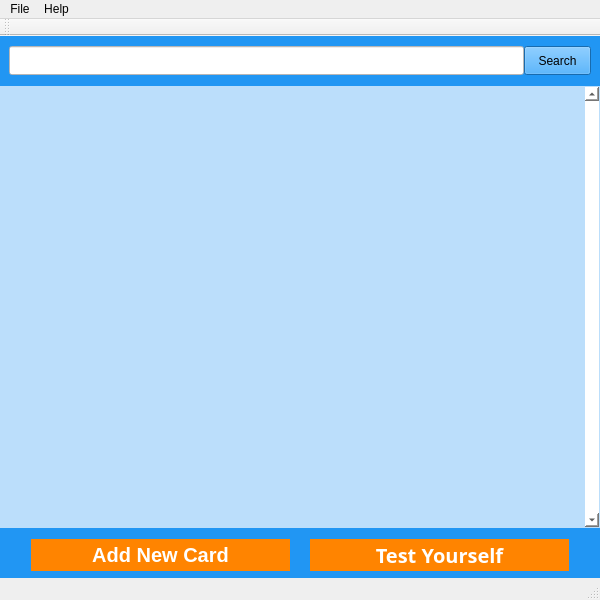
This is Source/mainwindow.ui in duy0503/Flashcards-App-in-Qt as Qt 5 draws it before an edit. The edited form follows.
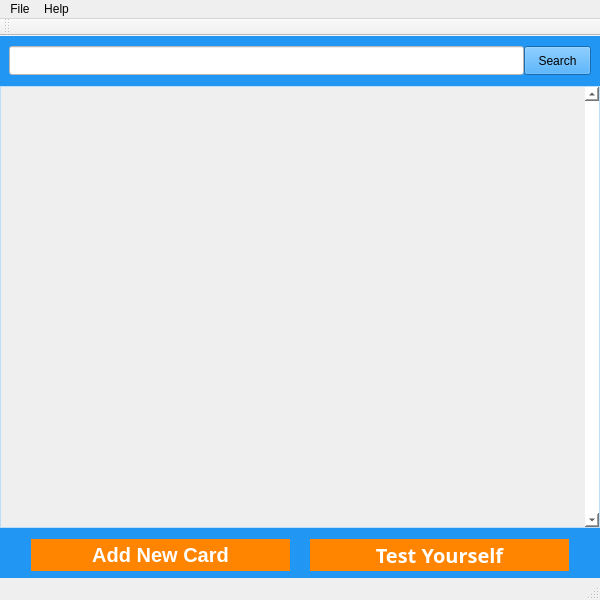
This is the edited form. The open tabs and pages were chosen to show the change. Icons and pictures are not drawn.

Commit message: Revamped flashcard button.

Patch:
```diff
--- a/Source/mainwindow.ui
+++ b/Source/mainwindow.ui
@@ -222,11 +222,16 @@
        <item row="0" column="0">
         <widget class="QStackedWidget" name="displayStackedWidget">
          <property name="styleSheet">
-          <string notr="true">#displayWidget {
-	background-color : rgba(1, 1, 1, 0); /* transparent so imagewidget shows through  */
+          <string notr="true">#displayStackedWidget {
+	background-color : rgba(255, 255, 255, 0);
 }</string>
          </property>
          <widget class="QWidget" name="displayFlashcards">
+          <property name="styleSheet">
+           <string notr="true">#displayFlashcards {
+	background-color : rgba(255, 255, 255, 0);
+}</string>
+          </property>
           <layout class="QHBoxLayout" name="horizontalLayout_2">
            <property name="spacing">
             <number>0</number>
@@ -247,7 +252,7 @@
             <widget class="QScrollArea" name="scrollArea">
              <property name="styleSheet">
               <string notr="true">#scrollArea {
-	background-color : rgba(1, 1, 1, 0); /* transparent so imagewidget shows through  */
+	background-color : rgba(255, 255, 255, 0);
 }</string>
              </property>
              <property name="verticalScrollBarPolicy">
@@ -276,7 +281,8 @@
               </property>
               <property name="styleSheet">
                <string notr="true">#scrollAreaWidgetContents {
-	background-color : rgba(1, 1, 1, 0); /* transparent so imagewidget shows through  */
+	background-color : rgba(255, 255, 255, 0
+);
 }</string>
               </property>
              </widget>
```
Left out of the diff: 2 changed lines with no effect on the pictures. The commit also changes 13 other files.
